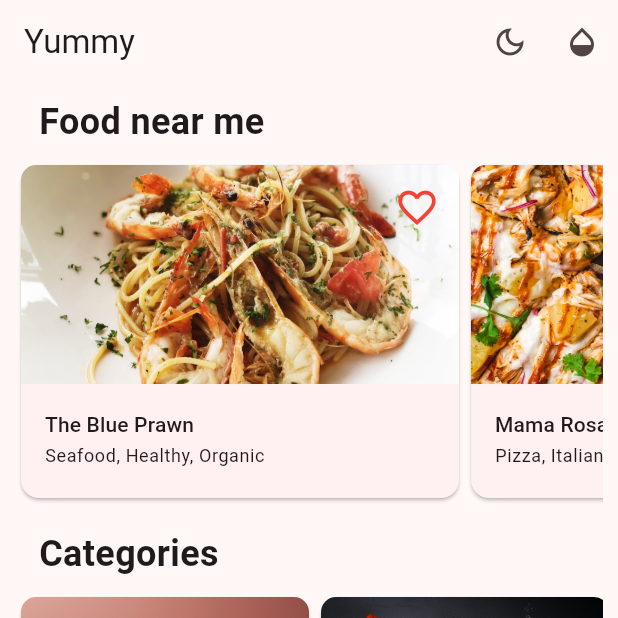
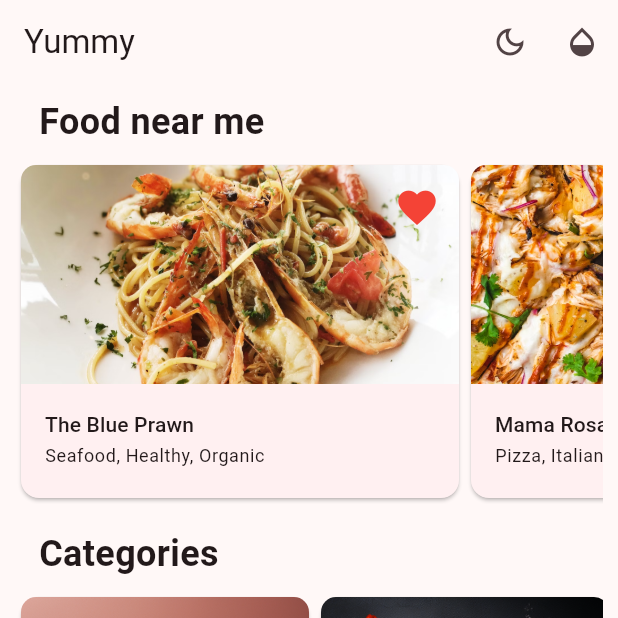
Before and after one commit to smnasimahmed/flutter_getx, a Flutter app: the screen it shows after launch, after a tap on the "favorite outline" icon, on a phone screen of 412 x 824 dp, the top half of it. Run offline on Flutter 3.47's test engine with Material 3 defaults, Android fonts, the phone set to English and light mode, and no system bars; our stand-ins replace get.

Commit message:
added Obx on Restaurent card for sate management

```diff
--- a/lib/restaurant_section_screen/components/restaurant_landscape_card.dart
+++ b/lib/restaurant_section_screen/components/restaurant_landscape_card.dart
@@ -38,7 +38,8 @@ class RestaurantLandscapeCard extends StatelessWidget {
                     restaurant.imageUrl,
                     fit: BoxFit.cover,
                   ),
-                  Positioned(
+                  Obx(() {
+                    return Positioned(
                       top: 4.0,
                       right: 4.0,
                       child: IconButton(
@@ -54,7 +55,8 @@ class RestaurantLandscapeCard extends StatelessWidget {
                             ? Icons.favorite
                             : Icons.favorite_border),
                       ),
-                  ),
+                    );
+                  }),
                 ],
               ),
             ),
--- a/lib/restaurant_section_screen/restaurant_section.dart
+++ b/lib/restaurant_section_screen/restaurant_section.dart
@@ -26,7 +26,7 @@ class RestaurantSection extends StatelessWidget {
               ),
             ),
           ),
-          // TODO: Add Restaurant List View
+          // Add Restaurant List View
           SizedBox(
             height: 230,
             child: ListView.builder(
```
Lines whose indentation alone changed are shown as unchanged.
